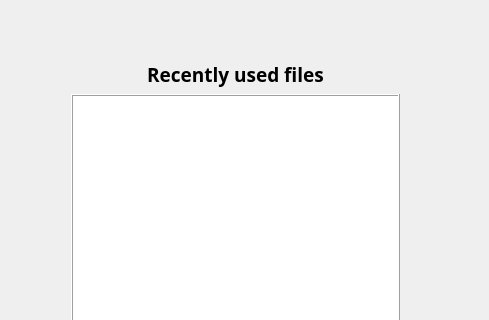
Before: the Qt Designer form Client/ProgettoGUI/FileExplorerWindow.ui in pierangelomartellone/PDS_Project, drawn with Qt 5; both pictures show x 0 to 489 and y 0 to 320 of the 868 by 592 pixel window.
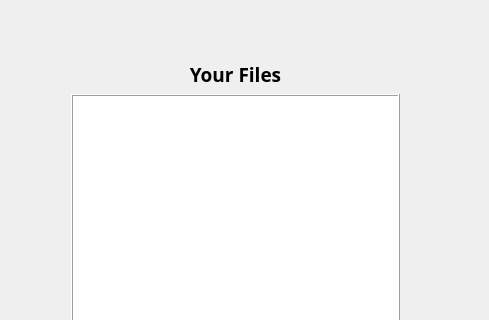
After: the same form once the commit is applied. Icons and pictures are not drawn.

The edit to the form file:
```diff
--- a/Client/ProgettoGUI/FileExplorerWindow.ui
+++ b/Client/ProgettoGUI/FileExplorerWindow.ui
@@ -35,7 +35,7 @@
        </font>
       </property>
       <property name="text">
-       <string>Recently used files</string>
+       <string>Your Files</string>
       </property>
       <property name="alignment">
        <set>Qt::AlignHCenter|Qt::AlignTop</set>
```
